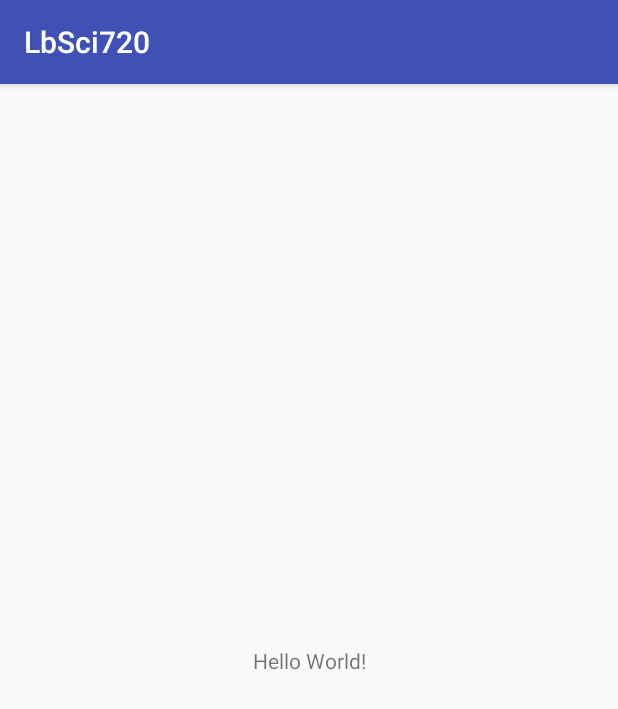
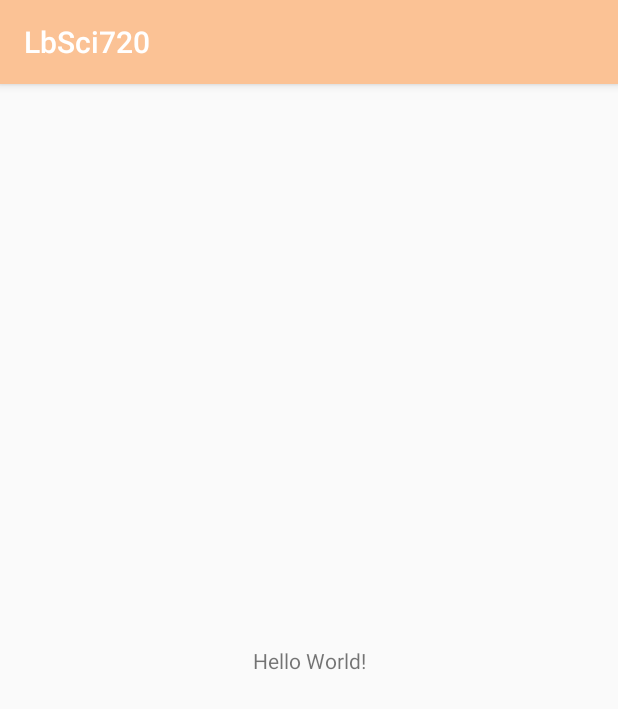
Before and after one commit to rusili/LbSci720, an Android app: the screen it shows after launch (MainActivity), on a phone screen of 412 x 824 dp. Shown: the top 709 px of the screen. Run offline under Robolectric (Android 15) with nearby library versions, the phone set to English and light mode, and no system bars; our stand-ins replace ButterKnife, Dagger/Hilt's generated code, RxJava; libraries missing offline, so code that uses them is left out: com.jakewharton.retrofit2, retrofit2.converter.simplexml; 4 statements that could not run were skipped.

Commit message:
Connected  Main MVP

```diff
--- a/app/src/main/java/com/rusi/lbsci720/Activity/Main/MainActivity.java
+++ b/app/src/main/java/com/rusi/lbsci720/Activity/Main/MainActivity.java
@@ -1,19 +1,36 @@
 package com.rusi.lbsci720.Activity.Main;
 
+import android.os.Bundle;
 import android.support.v7.app.AppCompatActivity;
-import android.os.Bundle;
 
 import com.rusi.lbsci720.Network.RXRetrofit;
 import com.rusi.lbsci720.R;
+import com.rusi.lbsci720.Utility.LbSci720;
 
-public class MainActivity extends AppCompatActivity {
+import javax.inject.Inject;
+
+import butterknife.ButterKnife;
+
+public class MainActivity extends AppCompatActivity implements MainInterface.View{
+	@Inject
+	MainInterface.Presenter mainPresenter;
 
 	@Override
 	protected void onCreate (Bundle savedInstanceState) {
 		super.onCreate(savedInstanceState);
 		setContentView(R.layout.activity_main);
 
+		initialize();
 		test();
+	}
+
+	private void initialize () {
+		bind();
+	}
+
+	private void bind () {
+		((LbSci720) getApplication()).getAppComponent().inject(this);
+		ButterKnife.bind(this);
 	}
 
 	private void test(){
--- a/app/src/main/java/com/rusi/lbsci720/Activity/Main/MainInterface.java
+++ b/app/src/main/java/com/rusi/lbsci720/Activity/Main/MainInterface.java
@@ -1,4 +1,15 @@
 package com.rusi.lbsci720.Activity.Main;
 
 public interface MainInterface {
+
+	interface View{
+
+	}
+
+	interface Presenter{
+	}
+
+	interface Model{
+
+	}
 }
--- a/app/src/main/java/com/rusi/lbsci720/Activity/Main/MainPresenter.java
+++ b/app/src/main/java/com/rusi/lbsci720/Activity/Main/MainPresenter.java
@@ -1,4 +1,4 @@
 package com.rusi.lbsci720.Activity.Main;
 
-public class MainPresenter {
+public class MainPresenter implements MainInterface.Presenter{
 }
--- a/app/src/main/java/com/rusi/lbsci720/Dagger/AppComponent.java
+++ b/app/src/main/java/com/rusi/lbsci720/Dagger/AppComponent.java
@@ -1,4 +1,6 @@
 package com.rusi.lbsci720.Dagger;
+
+import com.rusi.lbsci720.Activity.Main.MainActivity;
 
 import javax.inject.Singleton;
 
@@ -7,4 +9,5 @@ import dagger.Component;
 @Singleton
 @Component (modules = {AppModule.class, PresenterModule.class})
 public interface AppComponent {
+	void inject(MainActivity target);
 }
--- a/app/src/main/java/com/rusi/lbsci720/Dagger/PresenterModule.java
+++ b/app/src/main/java/com/rusi/lbsci720/Dagger/PresenterModule.java
@@ -1,7 +1,18 @@
 package com.rusi.lbsci720.Dagger;
 
+import com.rusi.lbsci720.Activity.Main.MainInterface;
+import com.rusi.lbsci720.Activity.Main.MainPresenter;
+
+import javax.inject.Singleton;
+
 import dagger.Module;
+import dagger.Provides;
 
 @Module
 public class PresenterModule {
+	@Provides
+	@Singleton
+	MainInterface.Presenter providesMainPresenter(){
+		return new MainPresenter();
+	}
 }
--- a/app/src/main/res/values/colors.xml
+++ b/app/src/main/res/values/colors.xml
@@ -1,6 +1,12 @@
 <?xml version="1.0" encoding="utf-8"?>
 <resources>
-    <color name="colorPrimary">#3F51B5</color>
-    <color name="colorPrimaryDark">#303F9F</color>
-    <color name="colorAccent">#FF4081</color>
+    <color name="colorPrimary">#fbc295</color>
+    <color name="colorPrimaryDark">#ff6600</color>
+    <color name="colorAccent">#FFFFFF</color>
+
+    <color name="white">#FFFFFF</color>
+    <color name="black">#000000</color>
+
+    <color name="peachLight">#fbc295</color>
+    <color name="peachMain">#ff6600</color>
 </resources>
```
